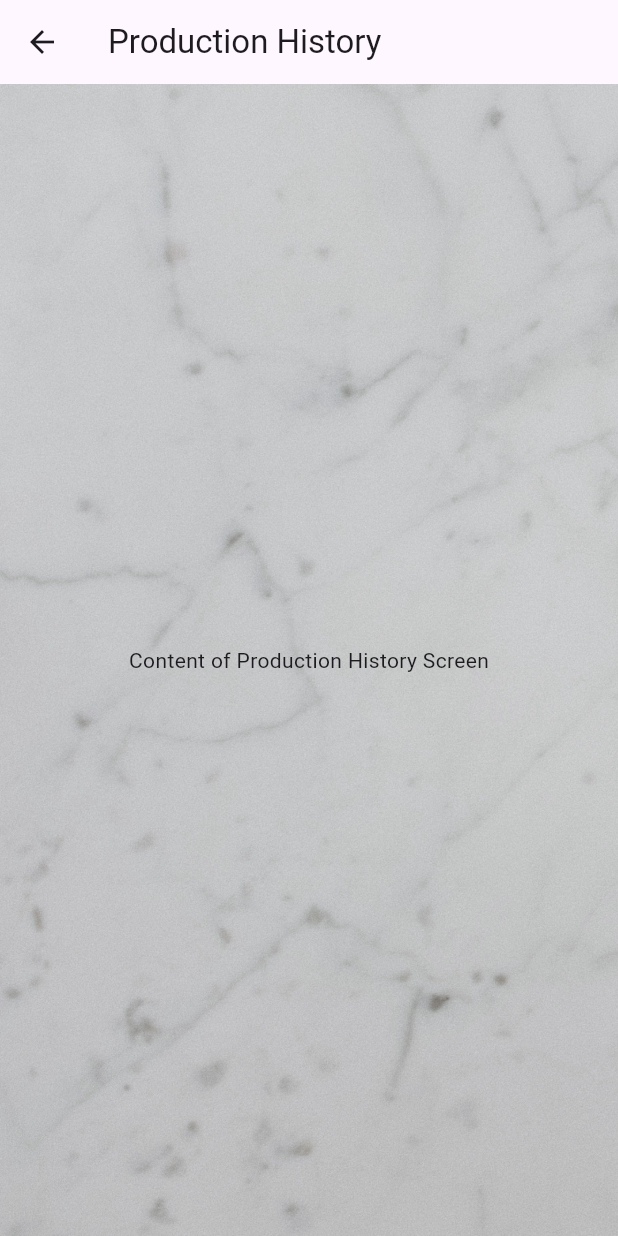
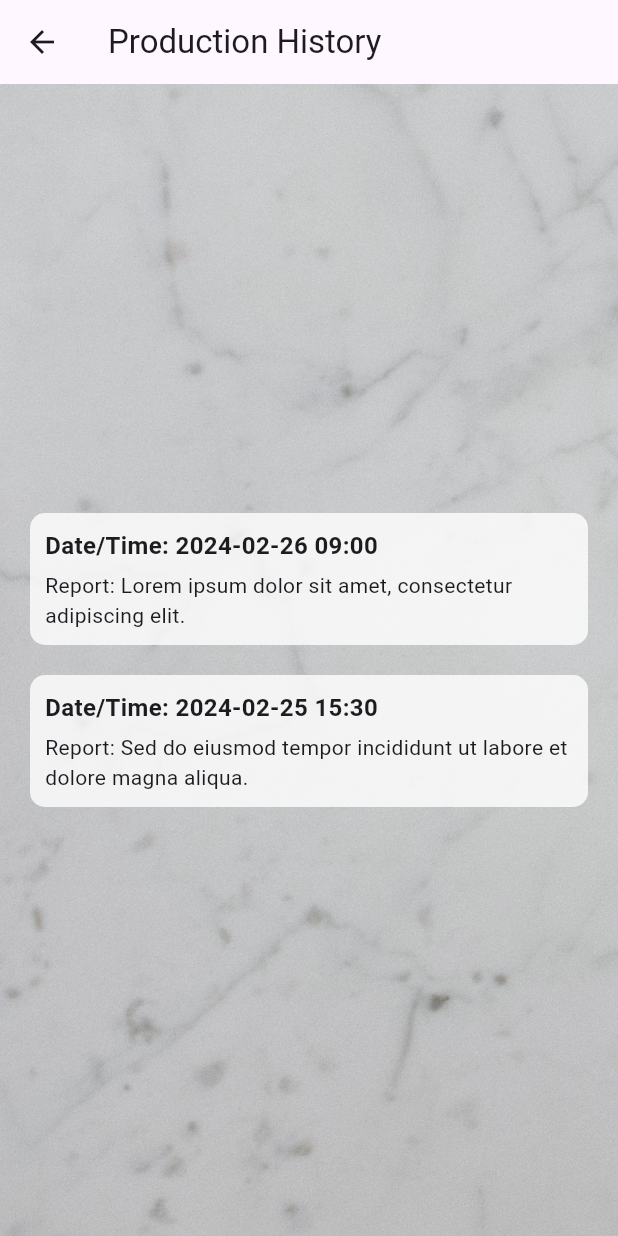
Before and after one commit to SithumRaigamage/CeraFlaw, a Flutter app: the ProductionHistoryScreen screen opened directly, on a phone screen of 412 x 824 dp. Run offline on Flutter 3.47's test engine with Material 3 defaults, Android fonts, the phone set to English and light mode, and no system bars.

Commit message:
update productionscreenhistory
added two default entries on hows its gonna be displayed with the backend being implemented

```diff
--- a/lib/ProductionHistoryScreen.dart
+++ b/lib/ProductionHistoryScreen.dart
@@ -22,10 +22,44 @@ class ProductionHistoryScreen extends StatelessWidget {
             ),
           ),
           child: Center(
-            child: Text('Content of Production History Screen'),
+            child: Column(
+              mainAxisAlignment: MainAxisAlignment.center,
+              children: [
+                _buildHistoryEntry('2024-02-26 09:00', 'Lorem ipsum dolor sit amet, consectetur adipiscing elit.'),
+                _buildHistoryEntry('2024-02-25 15:30', 'Sed do eiusmod tempor incididunt ut labore et dolore magna aliqua.'),
+              ],
+            ),
           ),
         ),
       ),
     );
   }
+
+  Widget _buildHistoryEntry(String dateTime, String report) {
+    return Container(
+      margin: EdgeInsets.symmetric(vertical: 10, horizontal: 20),
+      padding: EdgeInsets.all(10),
+      decoration: BoxDecoration(
+        color: Colors.white.withOpacity(0.8),
+        borderRadius: BorderRadius.circular(10),
+      ),
+      child: Column(
+        crossAxisAlignment: CrossAxisAlignment.start,
+        children: [
+          Text(
+            'Date/Time: $dateTime',
+            style: TextStyle(
+              fontWeight: FontWeight.bold,
+              fontSize: 16,
+            ),
+          ),
+          SizedBox(height: 5),
+          Text(
+            'Report: $report',
+            style: TextStyle(fontSize: 14),
+          ),
+        ],
+      ),
+    );
+  }
 }
```
